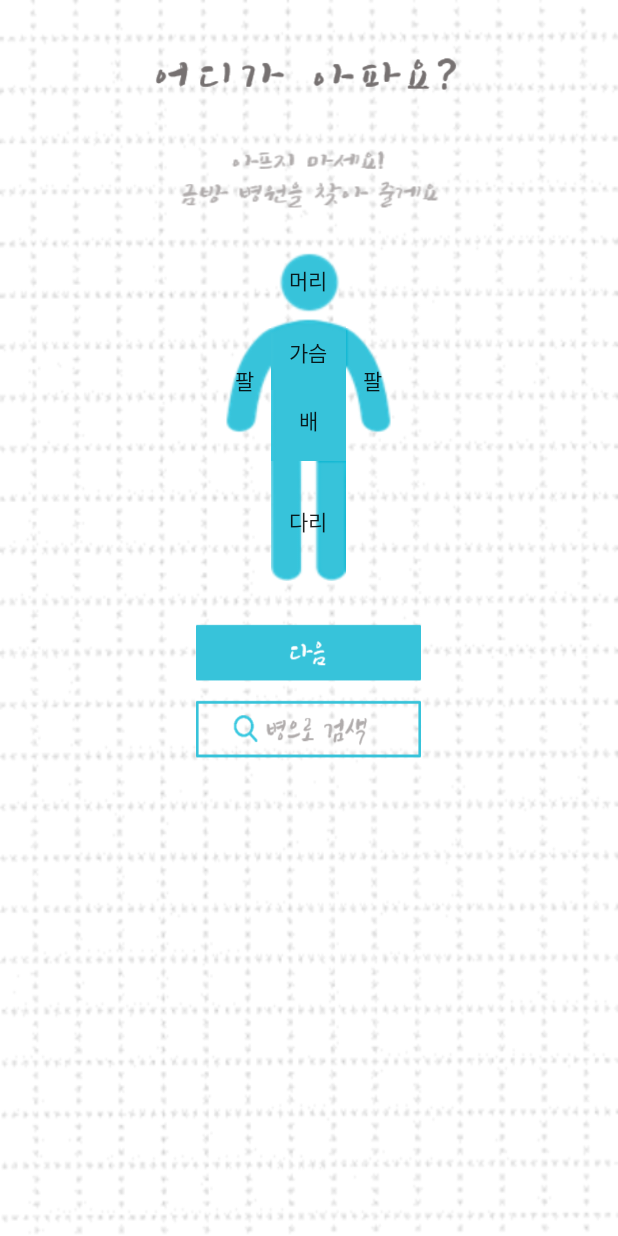
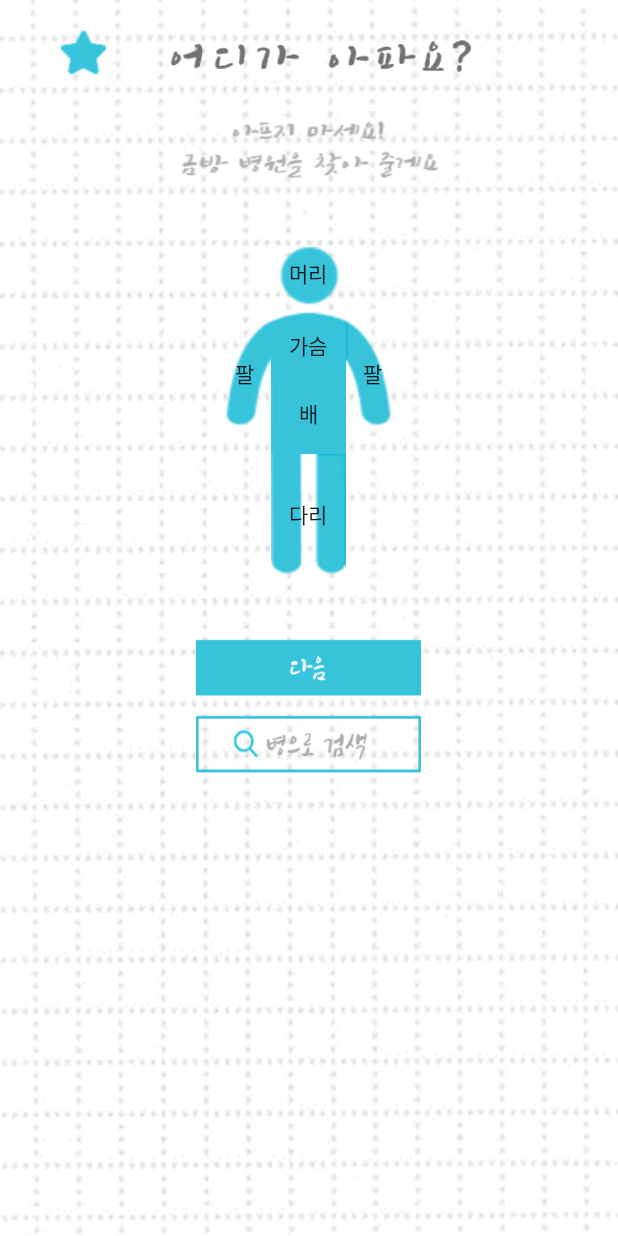
Before and after one commit to leehyojeong/DontSick, an Android app: the layout activity_search.xml on its own in the app's theme, with its tools: preview values and no code run, on a phone screen of 412 x 824 dp. Run offline under Robolectric (Android 15) with nearby library versions, the phone set to English and light mode, and no system bars.

Commit message:
별 버튼 추가(작은 메뉴)

```diff
--- a/app/src/main/res/layout/activity_search.xml
+++ b/app/src/main/res/layout/activity_search.xml
@@ -8,13 +8,26 @@
     android:background="@drawable/background"
     tools:context="com.example.hyoju.dontsick.MainActivity">
 
-    <ImageView
-        android:layout_width="250dp"
+    <LinearLayout
+        android:layout_width="400dp"
         android:layout_height="70dp"
-        android:gravity="center"
         android:layout_gravity="center"
-        android:background="@drawable/where"
-        android:layout_marginTop="20dp"/>
+        android:gravity="center">
+        <Button
+            android:layout_width="30dp"
+            android:layout_height="30dp"
+            android:background="@drawable/menu_btn"
+            android:layout_marginRight="20dp"/>
+        <ImageView
+            android:layout_width="250dp"
+            android:layout_height="70dp"
+            android:gravity="center"
+            android:layout_gravity="center"
+            android:background="@drawable/where"
+            android:layout_marginTop="8dp"
+            android:layout_marginRight="30dp"/>
+    </LinearLayout>
+
     <ImageView
         android:layout_width="300dp"
         android:layout_height="60dp"
@@ -23,7 +36,7 @@
         android:background="@drawable/dontsick"/>
     <LinearLayout
         android:layout_width="300dp"
-        android:layout_height="250dp"
+        android:layout_height="280dp"
         android:layout_gravity="center"
         android:gravity="center"
         android:orientation="vertical">
```
Also changed, not shown: app/src/main/res/layout/activity_login.xml (deleted, +0 -9 lines).
